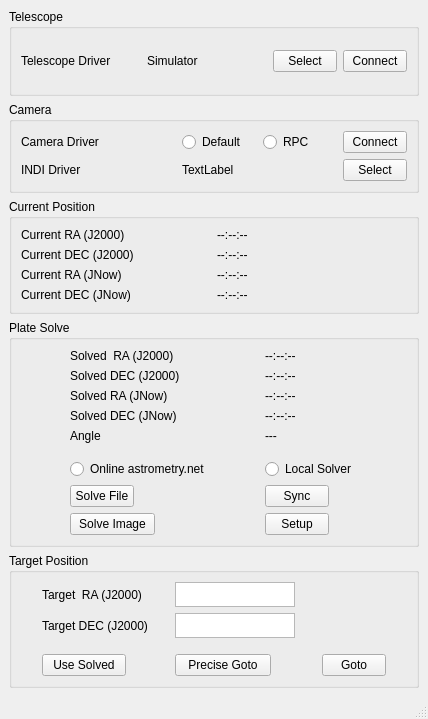
Above: resources/uic/pyastrometry.ui from PythonAstroimagingSuite/pyastrometry before the change. Below: the same form after it.
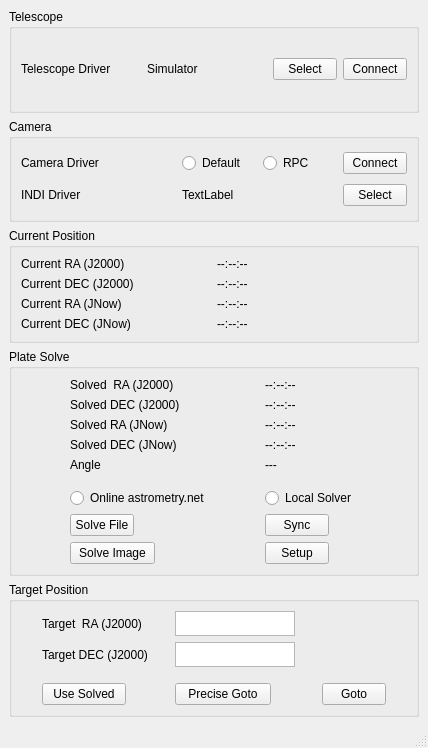
That is the form after the change.

What changed in the file:
```diff
--- a/resources/uic/pyastrometry.ui
+++ b/resources/uic/pyastrometry.ui
@@ -7,7 +7,7 @@
     <x>0</x>
     <y>0</y>
     <width>428</width>
-    <height>719</height>
+    <height>748</height>
    </rect>
   </property>
   <property name="windowTitle">
```
